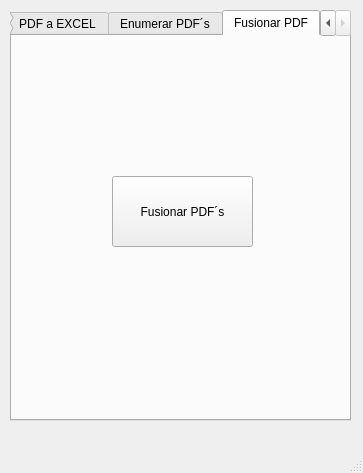
The window that Gui.ui (alvafox/APP-Boletas-Honorarios) describes before a commit, drawn with Qt 5.
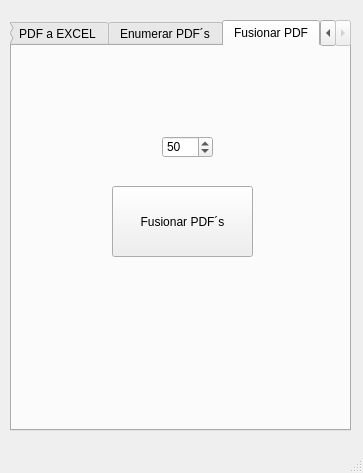
The same window after the commit. The open tabs and pages were chosen to show the change.

```diff
--- a/Gui.ui
+++ b/Gui.ui
@@ -18,7 +18,7 @@
     <property name="geometry">
      <rect>
       <x>10</x>
-      <y>10</y>
+      <y>20</y>
       <width>341</width>
       <height>411</height>
      </rect>
@@ -342,6 +342,25 @@
        <string>Fusionar PDF´s</string>
       </property>
      </widget>
+     <widget class="QSpinBox" name="spinBox">
+      <property name="geometry">
+       <rect>
+        <x>150</x>
+        <y>90</y>
+        <width>51</width>
+        <height>22</height>
+       </rect>
+      </property>
+      <property name="minimum">
+       <number>1</number>
+      </property>
+      <property name="maximum">
+       <number>250</number>
+      </property>
+      <property name="value">
+       <number>50</number>
+      </property>
+     </widget>
     </widget>
    </widget>
   </widget>
```
Left out of the diff: 2 changed lines with no effect on the pictures.
